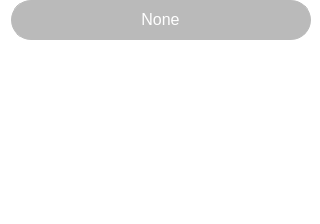
Qt form src/qt/veil/forms/toast.ui (Veil-Project/veil) before a commit.
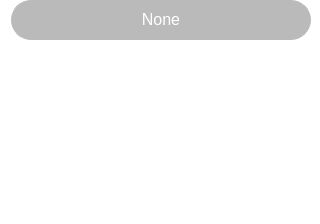
The same form after that commit.

Diff of the .ui file:
```diff
--- a/src/qt/veil/forms/toast.ui
+++ b/src/qt/veil/forms/toast.ui
@@ -45,6 +45,12 @@
    </property>
    <item alignment="Qt::AlignHCenter|Qt::AlignTop">
     <widget class="QFrame" name="frame">
+     <property name="sizePolicy">
+      <sizepolicy hsizetype="MinimumExpanding" vsizetype="MinimumExpanding">
+       <horstretch>0</horstretch>
+       <verstretch>0</verstretch>
+      </sizepolicy>
+     </property>
      <property name="minimumSize">
       <size>
        <width>300</width>
@@ -53,8 +59,8 @@
      </property>
      <property name="maximumSize">
       <size>
-       <width>400</width>
-       <height>80</height>
+       <width>500</width>
+       <height>120</height>
       </size>
      </property>
      <property name="styleSheet">
@@ -85,6 +91,12 @@
       </property>
       <item alignment="Qt::AlignHCenter|Qt::AlignVCenter">
        <widget class="QLabel" name="text">
+        <property name="minimumSize">
+         <size>
+          <width>280</width>
+          <height>0</height>
+         </size>
+        </property>
         <property name="styleSheet">
          <string notr="true">font-size:16px;
 color:#ffffff;
```
